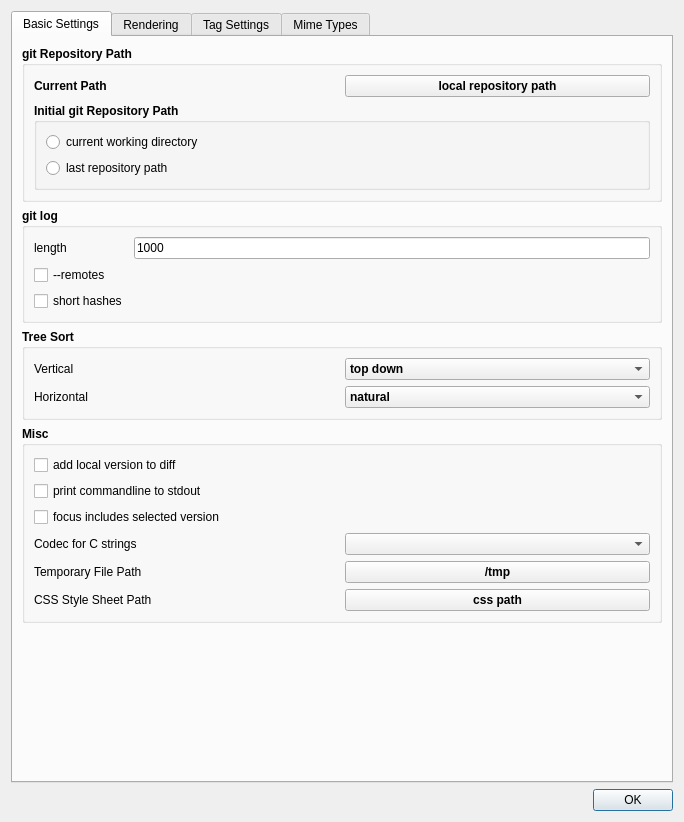
Old version of the form gvtree_preferences.ui in the repository wtr9987/gvtree.
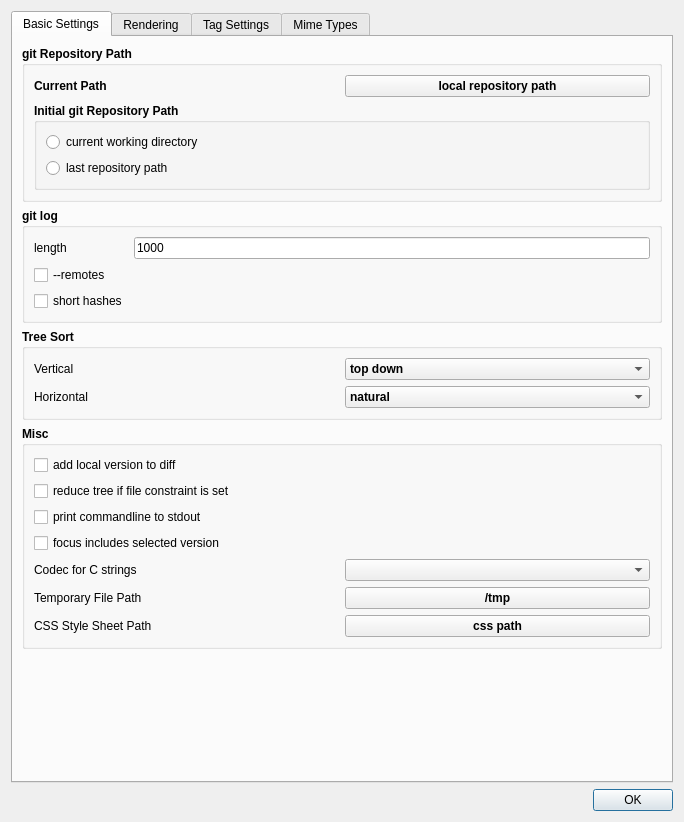
New version of the form. The open tabs and pages were chosen to show the change. Icons and pictures are not drawn. Custom widgets are drawn as their Qt base class.

Commit message: Do not show application window in case of -h etc., new checkbox in preferences to reduce the tree to versions a selected file has changed, if not set the versions with changes are indicated by additional arrows in the complete version tree

```diff
--- a/gvtree_preferences.ui
+++ b/gvtree_preferences.ui
@@ -251,88 +251,7 @@
           <string>Misc</string>
          </property>
          <layout class="QGridLayout" name="gridLayout_12">
-          <item row="2" column="0">
-           <widget class="QCheckBox" name="print_cmd_to_stdout">
-            <property name="font">
-             <font>
-              <weight>50</weight>
-              <bold>false</bold>
-             </font>
-            </property>
-            <property name="toolTip">
-             <string>If an external program is called from gvtree the used commandline is echoed to stdout.</string>
-            </property>
-            <property name="text">
-             <string>print commandline to stdout</string>
-            </property>
-           </widget>
-          </item>
-          <item row="5" column="0">
-           <widget class="QLabel" name="lbTempPath">
-            <property name="font">
-             <font>
-              <weight>50</weight>
-              <bold>false</bold>
-             </font>
-            </property>
-            <property name="text">
-             <string>Temporary File Path</string>
-            </property>
-           </widget>
-          </item>
-          <item row="6" column="0">
-           <widget class="QLabel" name="lbCssPath">
-            <property name="font">
-             <font>
-              <weight>50</weight>
-              <bold>false</bold>
-             </font>
-            </property>
-            <property name="text">
-             <string>CSS Style Sheet Path</string>
-            </property>
-           </widget>
-          </item>
           <item row="6" column="1">
-           <widget class="QPushButton" name="pbCssPath">
-            <property name="text">
-             <string>css path</string>
-            </property>
-           </widget>
-          </item>
-          <item row="1" column="0">
-           <widget class="QCheckBox" name="diff_local_files">
-            <property name="font">
-             <font>
-              <weight>50</weight>
-              <bold>false</bold>
-             </font>
-            </property>
-            <property name="focusPolicy">
-             <enum>Qt::NoFocus</enum>
-            </property>
-            <property name="toolTip">
-             <string>If checked, the current local file is added to the comparison of different versions. </string>
-            </property>
-            <property name="text">
-             <string>add local version to diff</string>
-            </property>
-           </widget>
-          </item>
-          <item row="3" column="0">
-           <widget class="QCheckBox" name="include_selected">
-            <property name="font">
-             <font>
-              <weight>50</weight>
-              <bold>false</bold>
-             </font>
-            </property>
-            <property name="text">
-             <string>focus includes selected version</string>
-            </property>
-           </widget>
-          </item>
-          <item row="5" column="1">
            <widget class="QPushButton" name="pbTempPath">
             <property name="toolTip">
              <string>The path to store temporary files to. When comparing files a temporary copy is created in this directory with the file name pattern [git-hash]_[process id].[file extension]. When the program exits (regulary) the temporary files are cleaned up. The recommended path is /tmp.</string>
@@ -342,7 +261,7 @@
             </property>
            </widget>
           </item>
-          <item row="4" column="0">
+          <item row="5" column="0">
            <widget class="QLabel" name="lbCodecForCStrings">
             <property name="font">
              <font>
@@ -358,9 +277,106 @@
             </property>
            </widget>
           </item>
-          <item row="4" column="1">
+          <item row="5" column="1">
            <widget class="QComboBox" name="cbCodecForCStrings"/>
           </item>
+          <item row="7" column="1">
+           <widget class="QPushButton" name="pbCssPath">
+            <property name="text">
+             <string>css path</string>
+            </property>
+           </widget>
+          </item>
+          <item row="4" column="0">
+           <widget class="QCheckBox" name="include_selected">
+            <property name="font">
+             <font>
+              <weight>50</weight>
+              <bold>false</bold>
+             </font>
+            </property>
+            <property name="text">
+             <string>focus includes selected version</string>
+            </property>
+           </widget>
+          </item>
+          <item row="1" column="0">
+           <widget class="QCheckBox" name="diff_local_files">
+            <property name="font">
+             <font>
+              <weight>50</weight>
+              <bold>false</bold>
+             </font>
+            </property>
+            <property name="focusPolicy">
+             <enum>Qt::NoFocus</enum>
+            </property>
+            <property name="toolTip">
+             <string>If checked, the current local file is added to the comparison of different versions. </string>
+            </property>
+            <property name="text">
+             <string>add local version to diff</string>
+            </property>
+           </widget>
+          </item>
+          <item row="3" column="0">
+           <widget class="QCheckBox" name="print_cmd_to_stdout">
+            <property name="font">
+             <font>
+              <weight>50</weight>
+              <bold>false</bold>
+             </font>
+            </property>
+            <property name="toolTip">
+             <string>If an external program is called from gvtree the used commandline is echoed to stdout.</string>
+            </property>
+            <property name="text">
+             <string>print commandline to stdout</string>
+            </property>
+           </widget>
+          </item>
+          <item row="6" column="0">
+           <widget class="QLabel" name="lbTempPath">
+            <property name="font">
+             <font>
+              <weight>50</weight>
+              <bold>false</bold>
+             </font>
+            </property>
+            <property name="text">
+             <string>Temporary File Path</string>
+            </property>
+           </widget>
+          </item>
+          <item row="7" column="0">
+           <widget class="QLabel" name="lbCssPath">
+            <property name="font">
+             <font>
+              <weight>50</weight>
+              <bold>false</bold>
+             </font>
+            </property>
+            <property name="text">
+             <string>CSS Style Sheet Path</string>
+            </property>
+           </widget>
+          </item>
+          <item row="2" column="0">
+           <widget class="QCheckBox" name="reduce_tree">
+            <property name="font">
+             <font>
+              <weight>50</weight>
+              <bold>false</bold>
+             </font>
+            </property>
+            <property name="toolTip">
+             <string>A reduced tree shows only commits where the selected file has changed.</string>
+            </property>
+            <property name="text">
+             <string>reduce tree if file constraint is set</string>
+            </property>
+           </widget>
+          </item>
          </layout>
         </widget>
        </item>
```
Left out of the diff: 2 changed lines with no effect on the pictures. The commit also changes 7 other files.
